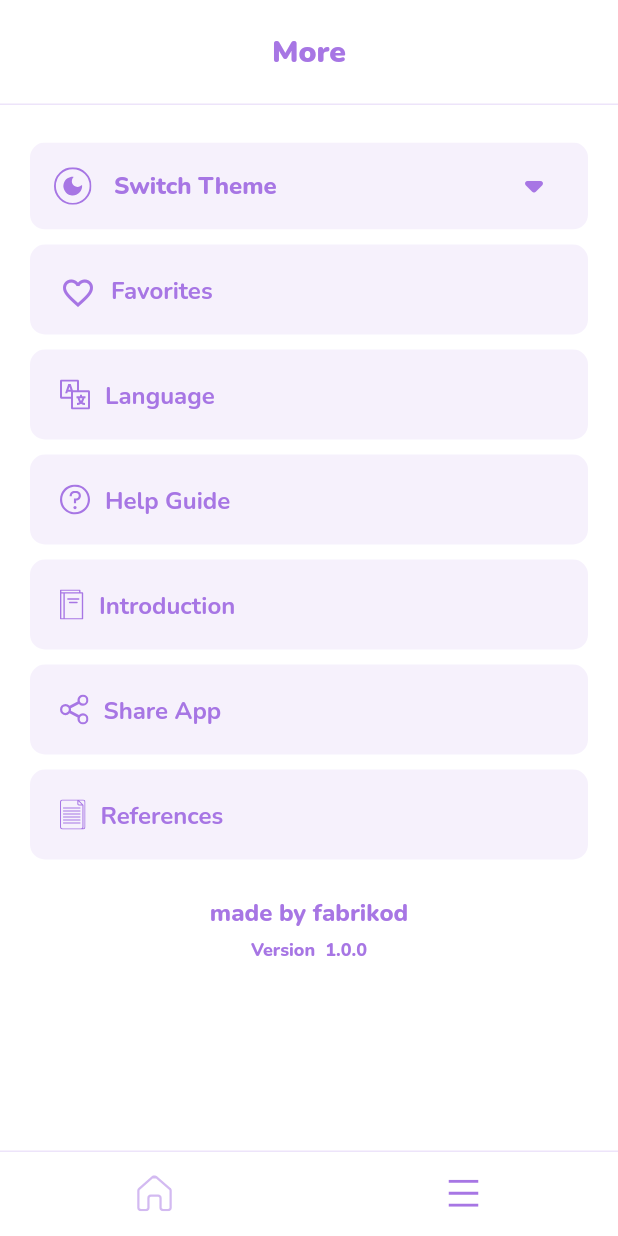
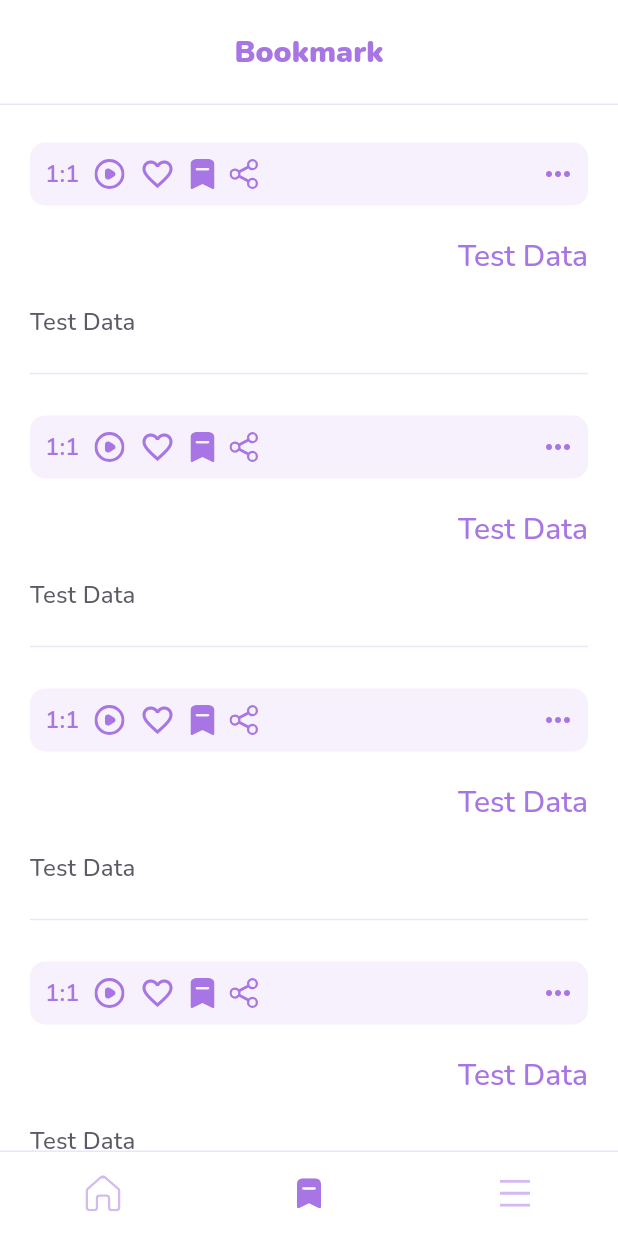
Before and after one commit to Open-Quran/quran, a Flutter app: the screen it shows after launch, item 2 of the bottom bar chosen, on a phone screen of 412 x 824 dp. Run offline on Flutter 3.47's test engine with Material 2 defaults, Android fonts, the phone set to English and light mode, and no system bars; our stand-ins replace auto_size_text, flutter_svg, get_storage, google_fonts, package_info_plus; generated files the repository leaves out were written again.

Commit message:
create bookmark screen and bottom navigation bar editing for bookmark

```diff
--- a/lib/l10n/app_en.arb
+++ b/lib/l10n/app_en.arb
@@ -4,6 +4,7 @@
     "search": "Search",
     "surah": "Surah",
     "juz": "Juz",
+    "bookmark": "Bookmark",
     "sajda": "Sajda",
     "ayat": "Ayat",
     "favorites": "Favorites",
--- a/lib/l10n/app_tr.arb
+++ b/lib/l10n/app_tr.arb
@@ -4,6 +4,7 @@
     "search": "Arama",
     "surah": "Sure",
     "juz": "Cüz",
+    "bookmark": "Kaydedilenler",
     "sajda": "Secde",
     "ayat": "Ayet",
     "translation": "Meal",
--- /dev/null
+++ b/lib/screens/bookmark_screen.dart
@@ -0,0 +1,35 @@
+import 'package:fabrikod_quran/constants/constants.dart';
+import 'package:fabrikod_quran/widgets/app_bars/main_app_bar.dart';
+import 'package:fabrikod_quran/widgets/cards/ayat_card.dart';
+import 'package:flutter/material.dart';
+
+class BookmarkScreen extends StatefulWidget {
+  const BookmarkScreen({super.key});
+
+  @override
+  State<BookmarkScreen> createState() => _BookmarkScreenState();
+}
+
+class _BookmarkScreenState extends State<BookmarkScreen> {
+  @override
+  Widget build(BuildContext context) {
+    return Scaffold(
+      appBar: MainAppBar(
+        title: context.translate.bookmark,
+      ),
+      body: ayatList,
+    );
+  }
+
+  Widget get ayatList {
+    return ListView.separated(
+        itemCount: 10,
+        shrinkWrap: true,
+        primary: false,
+        padding: const EdgeInsets.symmetric(
+            vertical: kPaddingVertical, horizontal: kPaddingHorizontal),
+        itemBuilder: (context, index) => VerseCard(index: index),
+        separatorBuilder: (context, index) =>
+            const SizedBox(height: kPaddingHorizontal));
+  }
+}
--- a/lib/screens/bottom_nav_bar_screen.dart
+++ b/lib/screens/bottom_nav_bar_screen.dart
@@ -2,6 +2,7 @@ import 'dart:io';
 
 import 'package:fabrikod_quran/constants/constants.dart';
 import 'package:fabrikod_quran/providers/home_provider.dart';
+import 'package:fabrikod_quran/screens/bookmark_screen.dart';
 import 'package:fabrikod_quran/screens/home_screen.dart';
 import 'package:fabrikod_quran/screens/more_screen.dart';
 import 'package:flutter/material.dart';
@@ -43,6 +44,7 @@ class _BottomNavBarScreenState extends State<BottomNavBarScreen> {
       index: currentIndex,
       children: const [
         HomeScreen(),
+        BookmarkScreen(),
         MoreScreen(),
       ],
     );
@@ -67,9 +69,13 @@ class _BottomNavBarScreenState extends State<BottomNavBarScreen> {
             activeIcon: ImageConstants.homeActiveIcon,
           ),
           buildBottomNavigationBarItem(
+            icon: ImageConstants.bookmarkInactiveIcon,
+            activeIcon: ImageConstants.bookmarkActiveIcon,
+          ),
+          buildBottomNavigationBarItem(
             icon: ImageConstants.moreInactiveIcon,
             activeIcon: ImageConstants.moreActiveIcon,
-          ),
+          )
         ],
       ),
     );
--- a/lib/screens/favorites_screen.dart
+++ b/lib/screens/favorites_screen.dart
@@ -24,11 +24,11 @@ class _FavoritesScreenState extends State<FavoritesScreen> {
           icon: SvgPicture.asset(ImageConstants.arrowBack),
         ),
       ),
-      body: ayatList,
+      body: verseList,
     );
   }
 
-  Widget get ayatList {
+  Widget get verseList {
     return ListView.separated(
       itemCount: 10,
       shrinkWrap: true,
```
